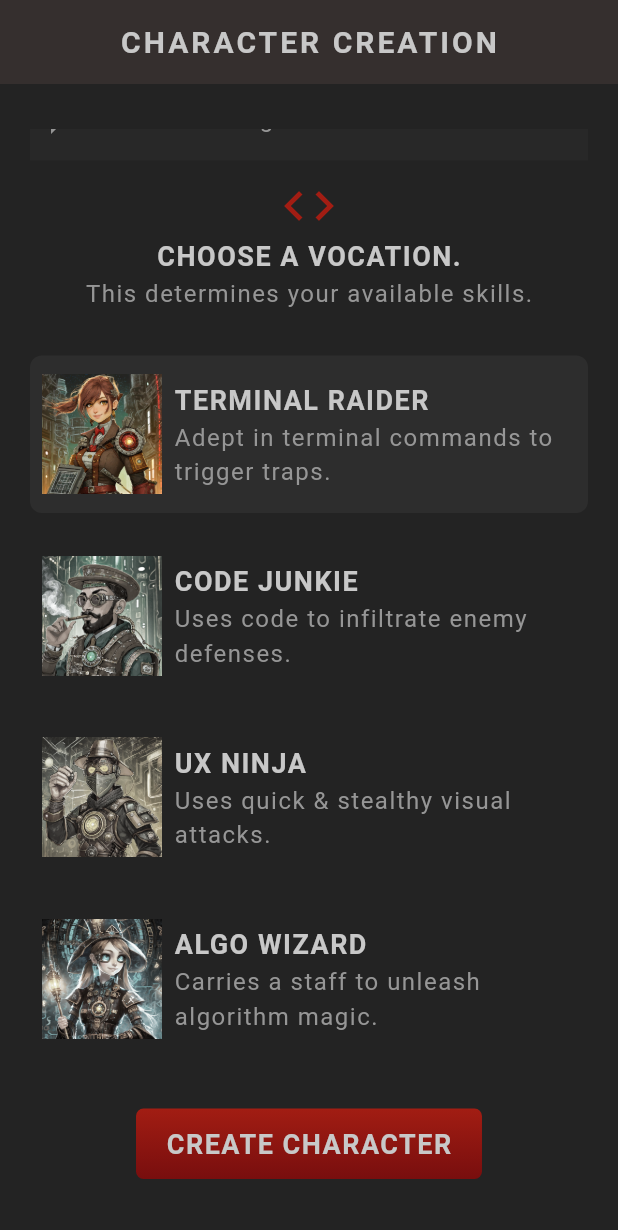
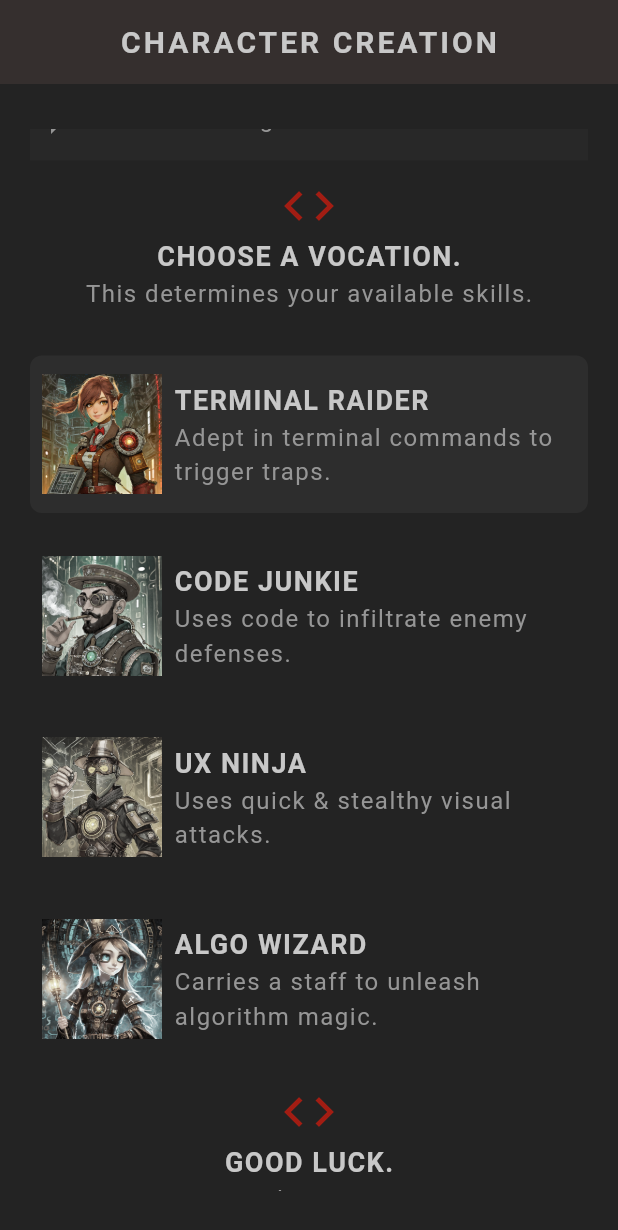
Before and after one commit to tessa-z/flutter_rpg, a Flutter app: the screen it shows after launch, scrolled down 239 dp, on a phone screen of 412 x 824 dp. Shown: the top 1230 px of the screen. Run offline on Flutter 3.47's test engine with Material 3 defaults, Android fonts, the light colour scheme and no system bars; our stand-ins replace google_fonts; Roboto replaces fonts that are missing (Kanit).

Commit message:
Complete character creation page

```diff
--- a/lib/screens/create/create.dart
+++ b/lib/screens/create/create.dart
@@ -144,6 +144,17 @@ class _CreateState extends State<Create> {
                 isSelected: selectedVocation == Vocation.wizard,
               ),
 
+              Center(
+                child: Icon(
+                  Icons.code,
+                  size: 40,
+                  color: AppColors.primaryColor,
+                ),
+              ),
+              Center(child: StyledTitle('Good luck.')),
+              Center(child: StyledText('Enjoy the journey...')),
+              SizedBox(height: 30),
+
               SizedBox(height: 10),
 
               StyledButton(
```
